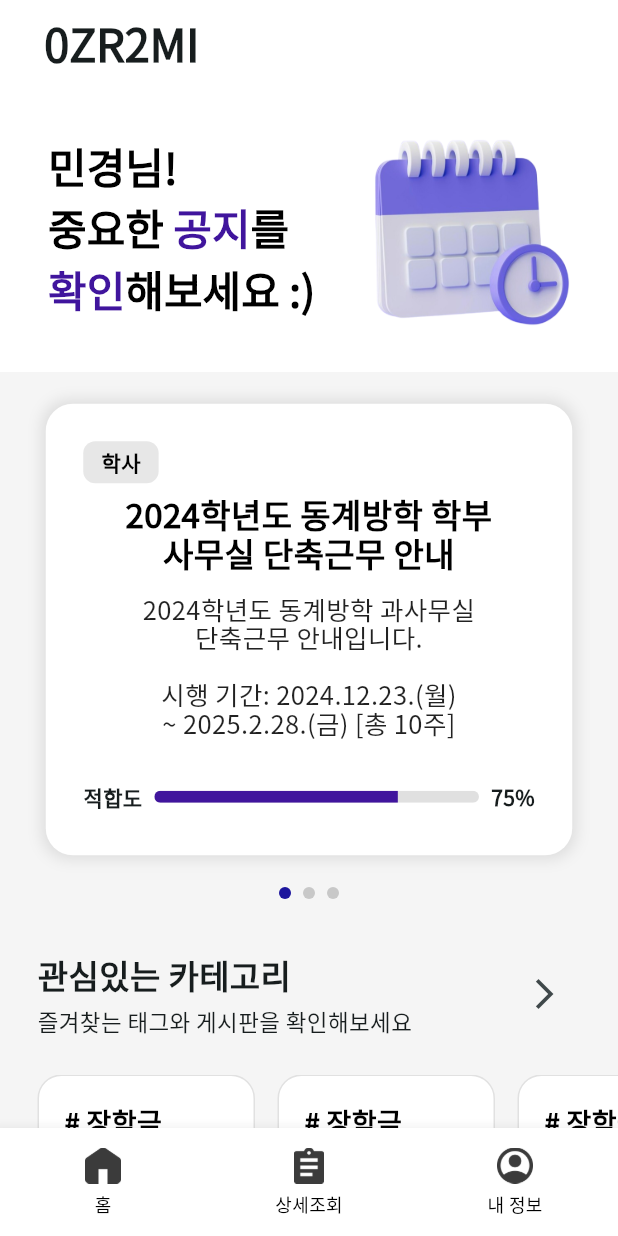
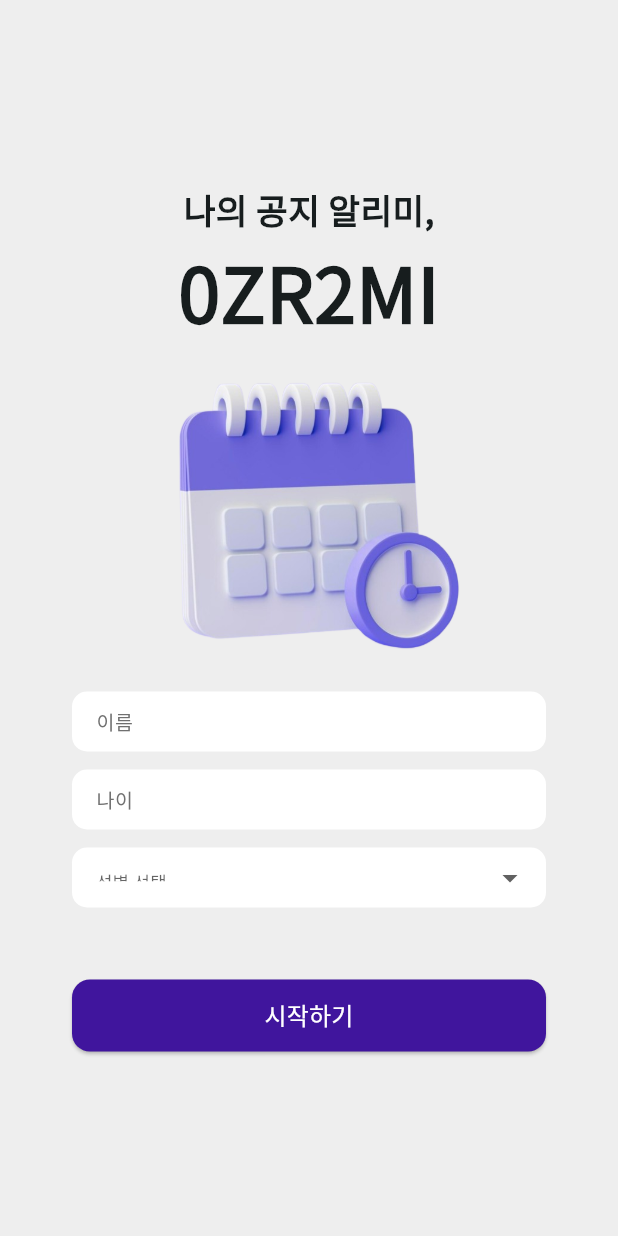
Before and after one commit to GDGxUMC-Hackathon-Team1/frontend, a Flutter app: the screen it shows after launch, on a phone screen of 412 x 824 dp. Run offline on Flutter 3.47's test engine with Material 3 defaults, Android fonts, the phone set to English and light mode, and no system bars; drawn by our look-alikes of carousel_slider.

Commit message:
feat: 랜딩페이지 및 라우팅 (#11)
* add: AppColors 추가

* del: gitkeep 삭제

* add: api_service 생성

* add: models 생성

* add: 위젯 제작 중

* add: NotoSansKR 글씨체 적용

* feat: 홈페이지 상단 배너 구현

* feat: 설문 페이지 3종 추가

* feat: 랜딩페이지 및 라우팅 연결

```diff
--- a/lib/main.dart
+++ b/lib/main.dart
@@ -1,5 +1,6 @@
 import 'package:flutter/material.dart';
 import 'package:frontend/screens/home.dart';
+import 'package:frontend/screens/landing_page.dart';
 import 'package:frontend/screens/notice_details.dart';
 import 'package:frontend/screens/survey_additional_screen.dart';
 import 'package:frontend/screens/survey_category_screen.dart';
@@ -18,6 +19,8 @@
 String grade = "";
 String income = "";
 String residence = "";
+String username = "민경";
+
 
 class MyApp extends StatelessWidget {
   const MyApp({super.key});
@@ -26,13 +29,15 @@
   @override
   Widget build(BuildContext context) {
     return MaterialApp(
+      debugShowCheckedModeBanner: false,
       title: 'Flutter Demo',
       theme: ThemeData(
         colorScheme: ColorScheme.fromSeed(seedColor: Color(0xffF5F5F5)),
         fontFamily: "NotoSansKR",
         useMaterial3: true,
       ),
-      home: const MyHomePage(title: '0ZR2MI'),
+      // home: const MyHomePage(title: '0ZR2MI'),
+      home: const LandingPage(),
     );
   }
 }
@@ -52,6 +57,7 @@
   // 각 인덱스에 맞는 페이지를 보여주기 위한 위젯
   final List<Widget> _pages = [
     HomePage(),  // 첫 번째 인덱스에서 HomePage 위젯을 표시
+    // LandingPage(),
     NoticeDetailsPage(),
     CategorySurveyScreen(),
   ];
--- /dev/null
+++ b/lib/screens/landing_page.dart
@@ -0,0 +1,152 @@
+import 'package:flutter/material.dart';
+import 'package:frontend/core/app_colors.dart';
+import 'package:frontend/main.dart';
+import 'package:frontend/screens/survey_category_screen.dart';
+
+class LandingPage extends StatefulWidget {
+  const LandingPage({Key? key}) : super(key: key);
+
+  @override
+  State<LandingPage> createState() => _LandingPageState();
+}
+
+class _LandingPageState extends State<LandingPage> {
+  @override
+  Widget build(BuildContext context) {
+    final TextEditingController nameController = TextEditingController();
+    final TextEditingController ageController = TextEditingController();
+    String? selectedGender; // 📌 성별 선택 변수
+
+    return Scaffold(
+      backgroundColor: const Color(0xFFEEEEEE), // 배경색 설정
+      body: Center(
+        child: SingleChildScrollView(
+          child: Padding(
+            padding: const EdgeInsets.symmetric(horizontal: 48),
+            child: Column(
+              mainAxisAlignment: MainAxisAlignment.center,
+              children: [
+                // 📌 앱 제목
+                const Text(
+                  "나의 공지 알리미,",
+                  style: TextStyle(fontSize: 23, fontWeight: FontWeight.bold),
+                ),
+                const SizedBox(height: 2),
+                const Text(
+                  "0ZR2MI",
+                  style: TextStyle(fontSize: 50, fontWeight: FontWeight.bold),
+                ),
+                const SizedBox(height: 12),
+
+                // 📌 캘린더 이미지
+                Image.asset(
+                  "assets/images/calendar.png", // 📌 이미지 경로 설정
+                  width: 202,
+                  height: 195,
+                  fit: BoxFit.contain,
+                ),
+                const SizedBox(height: 24),
+
+                // 📌 입력 필드 (이름, 나이, 성별)
+                _buildTextField(controller: nameController, hint: "이름"),
+                const SizedBox(height: 12),
+                _buildTextField(controller: ageController, hint: "나이", keyboardType: TextInputType.number),
+                const SizedBox(height: 12),
+                _buildDropdownField(
+                  selectedValue: selectedGender,
+                  options: ["남", "여"],
+                  onChanged: (value) {
+                    selectedGender = value;
+                    print(selectedGender);
+                  },
+                ),
+                const SizedBox(height: 48),
+
+                // 📌 시작하기 버튼
+                SizedBox(
+                  width: double.infinity,
+                  height: 48,
+                  child: ElevatedButton(
+                    style: ElevatedButton.styleFrom(
+                      backgroundColor: AppColors.deepPurple,
+                      shape: RoundedRectangleBorder(
+                        borderRadius: BorderRadius.circular(12),
+                      ),
+                    ),
+                    onPressed: () {
+                      print(selectedGender);
+                      print("이름: ${nameController.text}, 나이: ${ageController.text}, 성별: $selectedGender");
+                      username = nameController.text;
+                      // 📌 다음 화면으로 이동하는 코드 추가 가능
+                      Navigator.pushReplacement(context, MaterialPageRoute(builder: (context) => const MyHomePage(title: "0ZR2MI")));
+                      Navigator.push(
+                        context,
+                        MaterialPageRoute(builder: (context) => const CategorySurveyScreen())
+                      );
+                    },
+                    child: const Text("시작하기", style: TextStyle(fontSize: 16, color: Colors.white)),
+                  ),
+                ),
+              ],
+            ),
+          ),
+        ),
+      ),
+    );
+  }
+
+  // 📌 입력 필드 공통 위젯
+  Widget _buildTextField({required TextEditingController controller, required String hint, TextInputType keyboardType = TextInputType.text}) {
+    return SizedBox(
+      height: 40,
+      child: TextField(
+        controller: controller,
+        keyboardType: keyboardType,
+        decoration: InputDecoration(
+          hintText: hint,
+          hintStyle: const TextStyle( // 📌 hintText 스타일 변경
+            fontSize: 13, // 글씨 크기 (기본값: 16)
+            color: Color(0xFF707070), // 색상 (기본값: 검정색 계열)
+            fontWeight: FontWeight.w500, // 글씨 두께 (옵션)
+          ),
+          filled: true,
+          fillColor: Colors.white,
+          border: OutlineInputBorder(
+            borderRadius: BorderRadius.circular(10),
+            borderSide: BorderSide.none,
+          ),
+        ),
+      ),
+    );
+  }
+
+  Widget _buildDropdownField({
+    required String? selectedValue,
+    required List<String> options,
+    required Function(String?) onChanged,
+  }) {
+    return SizedBox(
+      height: 40,
+      child: DropdownButtonFormField<String>(
+        value: selectedValue,
+        decoration: InputDecoration(
+          filled: true,
+          fillColor: Colors.white,
+          border: OutlineInputBorder(
+            borderRadius: BorderRadius.circular(10),
+            borderSide: BorderSide.none,
+          ),
+        ),
+        hint: const Text("성별 선택"),
+        style: const TextStyle(fontSize: 12),
+        onChanged: onChanged,
+        items: options.map((String value) {
+          return DropdownMenuItem<String>(
+            value: value,
+            child: Text(value),
+          );
+        }).toList(),
+      ),
+    );
+  }
+}
--- a/lib/screens/survey_additional_screen.dart
+++ b/lib/screens/survey_additional_screen.dart
@@ -55,7 +55,8 @@ class _AdditionalSurveyScreenState extends State<AdditionalSurveyScreen> {
                       ),
                     ],
                   ),
-                  const SizedBox(height: 4),
+                  const SizedBox(height: 8),
+
 
                   // 📌 진행 바
                   ClipRRect(
@@ -197,6 +198,8 @@ class _AdditionalSurveyScreenState extends State<AdditionalSurveyScreen> {
                 child: const Text("다음으로", style: TextStyle(fontSize: 16, color: Colors.white)),
               ),
             ),
+            const SizedBox(height: 12,),
+
           ],
         ),
       ),
--- a/lib/screens/survey_category_screen.dart
+++ b/lib/screens/survey_category_screen.dart
@@ -41,6 +41,19 @@ class _CategorySurveyScreenState extends State<CategorySurveyScreen> {
           crossAxisAlignment: CrossAxisAlignment.start,
           children: [
             const SizedBox(height: 12,),
+            Row(
+              children: [
+                IconButton(
+                  icon: const Icon(Icons.arrow_back, color: Colors.black),
+                  onPressed: () {},
+                ),
+                const Text(
+                  "설문",
+                  style: TextStyle(fontSize: 18, fontWeight: FontWeight.bold),
+                ),
+              ],
+            ),
+            const SizedBox(height: 8),
             // 📌 진행 바
             ClipRRect(
               borderRadius: BorderRadius.circular(4),
@@ -113,6 +126,9 @@ class _CategorySurveyScreenState extends State<CategorySurveyScreen> {
                 child: const Text("다음으로", style: TextStyle(fontSize: 16, color: Colors.white)),
               ),
             ),
+
+            const SizedBox(height: 24,),
+
           ],
         ),
       ),
--- a/lib/screens/survey_tag_screen.dart
+++ b/lib/screens/survey_tag_screen.dart
@@ -45,6 +45,19 @@ class _TagSurveyScreenState extends State<TagSurveyScreen> {
           crossAxisAlignment: CrossAxisAlignment.start,
           children: [
             const SizedBox(height: 12,),
+            Row(
+              children: [
+                IconButton(
+                  icon: const Icon(Icons.arrow_back, color: Colors.black),
+                  onPressed: () {},
+                ),
+                const Text(
+                  "설문",
+                  style: TextStyle(fontSize: 18, fontWeight: FontWeight.bold),
+                ),
+              ],
+            ),
+            const SizedBox(height: 8),
             // 📌 진행 바
             ClipRRect(
               borderRadius: BorderRadius.circular(4),
@@ -118,9 +131,11 @@ class _TagSurveyScreenState extends State<TagSurveyScreen> {
                 child: const Text("다음으로", style: TextStyle(fontSize: 16, color: Colors.white)),
               ),
             ),
+            const SizedBox(height: 12,),
           ],
         ),
       ),
-    );;
+    );
+
   }
 }
```
